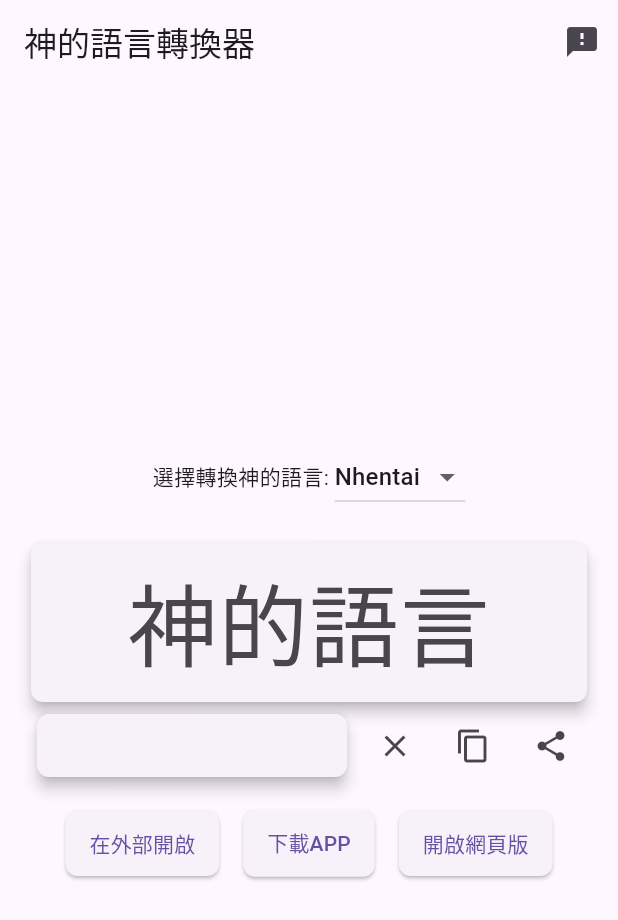
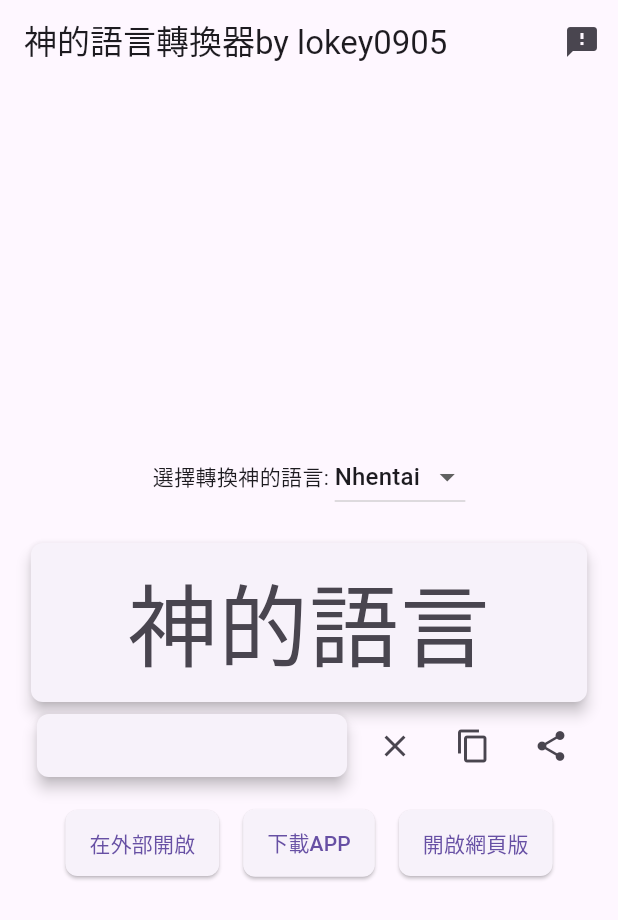
Before and after one commit to lokey0905/Godconverter_new, a Flutter app: the screen it shows after launch, on a phone screen of 412 x 824 dp. Shown: the top 920 px of the screen. Run offline on Flutter 3.47's test engine with Material 2 defaults, Android fonts, the phone set to English and light mode, and no system bars; our stand-ins replace device_info_plus, share.

Commit message:
creat file

```diff
--- a/lib/main.dart
+++ b/lib/main.dart
@@ -9,7 +9,7 @@ import 'package:http/http.dart' as http;
 import 'dart:io' show Platform;
 
 void main() {
-  runApp(MaterialApp(title: "神的語言轉換器",home: MyApp()));
+  runApp(MaterialApp(title: "神的語言轉換器by lokey0905",home: MyApp()));
 }
 
 class MyApp extends StatefulWidget {
@@ -125,13 +125,13 @@ class _MyAppState extends State<MyApp> {
   @override
   Widget build(BuildContext context) {
     return MaterialApp(
-      title: '神的語言轉換器',
+      title: '神的語言轉換器by lokey0905',
       theme: ThemeData(
         useMaterial3: true,
       ),
       home: Scaffold(
         appBar: AppBar(
-          title: const Text('神的語言轉換器'),
+          title: const Text('神的語言轉換器by lokey0905'),
           actions: <Widget>[
             IconButton(
               icon: Icon(Icons.feedback),
```
Also changed, not shown: 4 other files.
